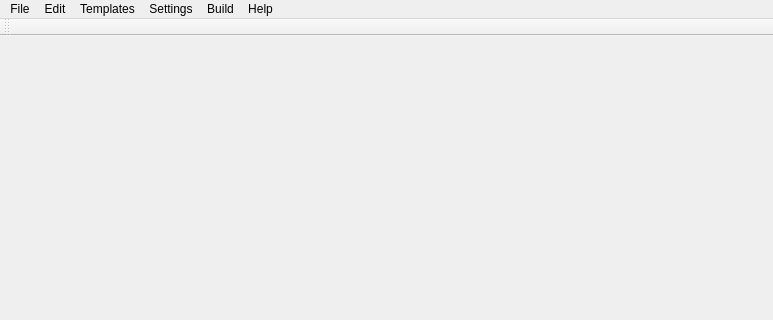
This is trunc/src/kuzya.ui in PLLUG/kuzya as Qt 5 draws it before an edit; both pictures show x 0 to 773 and y 0 to 320 of the 773 by 557 pixel window. The edited form follows.
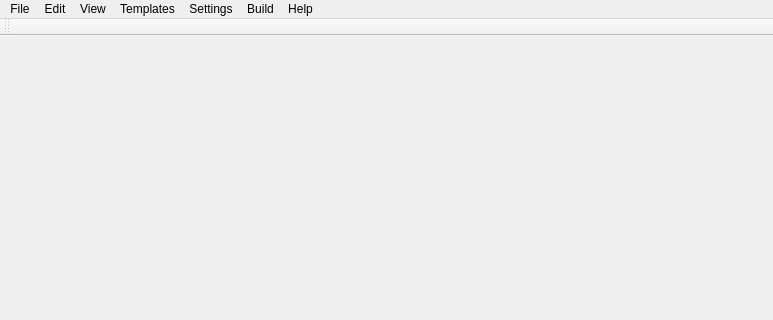
This is the edited form. Icons and pictures are not drawn.

```diff
--- a/trunc/src/kuzya.ui
+++ b/trunc/src/kuzya.ui
@@ -30,7 +30,7 @@
      <x>0</x>
      <y>0</y>
      <width>773</width>
-     <height>21</height>
+     <height>19</height>
     </rect>
    </property>
    <widget class="QMenu" name="menuFile">
@@ -243,8 +243,20 @@
     <addaction name="actionCommon"/>
     <addaction name="actionNative_language"/>
    </widget>
+   <widget class="QMenu" name="menuView">
+    <property name="title">
+     <string>View</string>
+    </property>
+    <addaction name="actionToggleFolds"/>
+    <addaction name="separator"/>
+    <addaction name="actionDefFontSize"/>
+    <addaction name="actionEnlFont"/>
+    <addaction name="actionShrinkFont"/>
+    <addaction name="separator"/>
+   </widget>
    <addaction name="menuFile"/>
    <addaction name="menuEdit"/>
+   <addaction name="menuView"/>
    <addaction name="menuTemplates"/>
    <addaction name="menuSettings"/>
    <addaction name="menuBuild"/>
```
Left out of the diff: 28 changed lines with no effect on the pictures.
